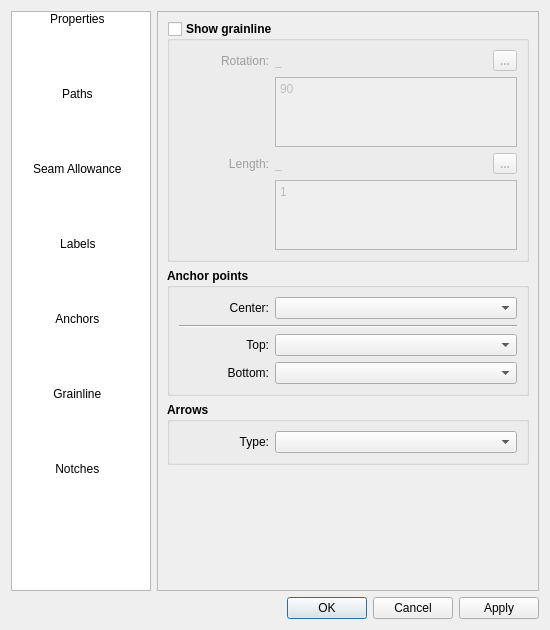
This is src/libs/vtools/dialogs/tools/piece/pattern_piece_dialog.ui in FashionFreedom/Seamly2D as Qt 5 draws it before an edit. The edited form follows.
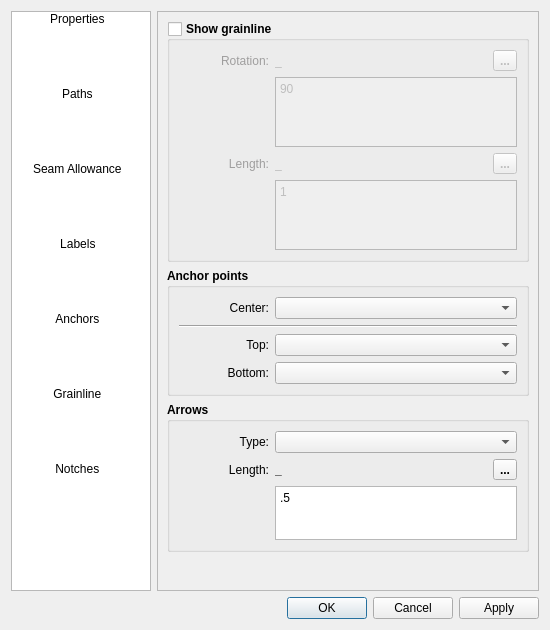
This is the edited form. The open tabs and pages were chosen to show the change. Icons and pictures are not drawn. Custom widgets are drawn as their Qt base class.

Commit message: add formula to grainline arrows

```diff
--- a/src/libs/vtools/dialogs/tools/piece/pattern_piece_dialog.ui
+++ b/src/libs/vtools/dialogs/tools/piece/pattern_piece_dialog.ui
@@ -4700,7 +4700,7 @@
            <property name="minimumSize">
             <size>
              <width>0</width>
-             <height>0</height>
+             <height>150</height>
             </size>
            </property>
            <property name="font">
@@ -4767,6 +4767,141 @@
               </item>
              </layout>
             </item>
+            <item>
+             <layout class="QHBoxLayout" name="horizontalLayout_6">
+              <item>
+               <widget class="QLabel" name="arrowLength_Label">
+                <property name="minimumSize">
+                 <size>
+                  <width>90</width>
+                  <height>0</height>
+                 </size>
+                </property>
+                <property name="font">
+                 <font>
+                  <pointsize>9</pointsize>
+                  <bold>false</bold>
+                 </font>
+                </property>
+                <property name="text">
+                 <string>Length:</string>
+                </property>
+                <property name="alignment">
+                 <set>Qt::AlignRight|Qt::AlignTrailing|Qt::AlignVCenter</set>
+                </property>
+               </widget>
+              </item>
+              <item>
+               <widget class="QLabel" name="arowLengthCalc_Label">
+                <property name="sizePolicy">
+                 <sizepolicy hsizetype="Expanding" vsizetype="Preferred">
+                  <horstretch>0</horstretch>
+                  <verstretch>0</verstretch>
+                 </sizepolicy>
+                </property>
+                <property name="minimumSize">
+                 <size>
+                  <width>40</width>
+                  <height>0</height>
+                 </size>
+                </property>
+                <property name="text">
+                 <string notr="true">_</string>
+                </property>
+               </widget>
+              </item>
+              <item>
+               <spacer name="horizontalSpacer_30">
+                <property name="orientation">
+                 <enum>Qt::Horizontal</enum>
+                </property>
+                <property name="sizeHint" stdset="0">
+                 <size>
+                  <width>40</width>
+                  <height>20</height>
+                 </size>
+                </property>
+               </spacer>
+              </item>
+              <item>
+               <widget class="QToolButton" name="arrowLength_PushButton">
+                <property name="maximumSize">
+                 <size>
+                  <width>24</width>
+                  <height>24</height>
+                 </size>
+                </property>
+                <property name="toolTip">
+                 <string>Formula wizard</string>
+                </property>
+                <property name="text">
+                 <string notr="true">...</string>
+                </property>
+                <property name="icon">
+                 <iconset resource="../../../../vmisc/share/resources/icon.qrc">
+                  <normaloff>:/icon/24x24/fx.png</normaloff>:/icon/24x24/fx.png</iconset>
+                </property>
+                <property name="iconSize">
+                 <size>
+                  <width>24</width>
+                  <height>24</height>
+                 </size>
+                </property>
+               </widget>
+              </item>
+             </layout>
+            </item>
+            <item>
+             <layout class="QFormLayout" name="formLayout_16">
+              <item row="0" column="0">
+               <spacer name="horizontalSpacer_31">
+                <property name="orientation">
+                 <enum>Qt::Horizontal</enum>
+                </property>
+                <property name="sizeHint" stdset="0">
+                 <size>
+                  <width>90</width>
+                  <height>20</height>
+                 </size>
+                </property>
+               </spacer>
+              </item>
+              <item row="0" column="1">
+               <widget class="QPlainTextEdit" name="arrowlLengthFormula_LineEdit">
+                <property name="enabled">
+                 <bool>true</bool>
+                </property>
+                <property name="sizePolicy">
+                 <sizepolicy hsizetype="Expanding" vsizetype="Preferred">
+                  <horstretch>0</horstretch>
+                  <verstretch>0</verstretch>
+                 </sizepolicy>
+                </property>
+                <property name="maximumSize">
+                 <size>
+                  <width>16777215</width>
+                  <height>80</height>
+                 </size>
+                </property>
+                <property name="font">
+                 <font>
+                  <pointsize>9</pointsize>
+                  <bold>false</bold>
+                 </font>
+                </property>
+                <property name="toolTip">
+                 <string>Calculation</string>
+                </property>
+                <property name="tabChangesFocus">
+                 <bool>true</bool>
+                </property>
+                <property name="plainText">
+                 <string notr="true">.5</string>
+                </property>
+               </widget>
+              </item>
+             </layout>
+            </item>
            </layout>
           </widget>
          </item>
```
Left out of the diff: 16 changed lines with no effect on the pictures. The commit also changes 19 other files.
